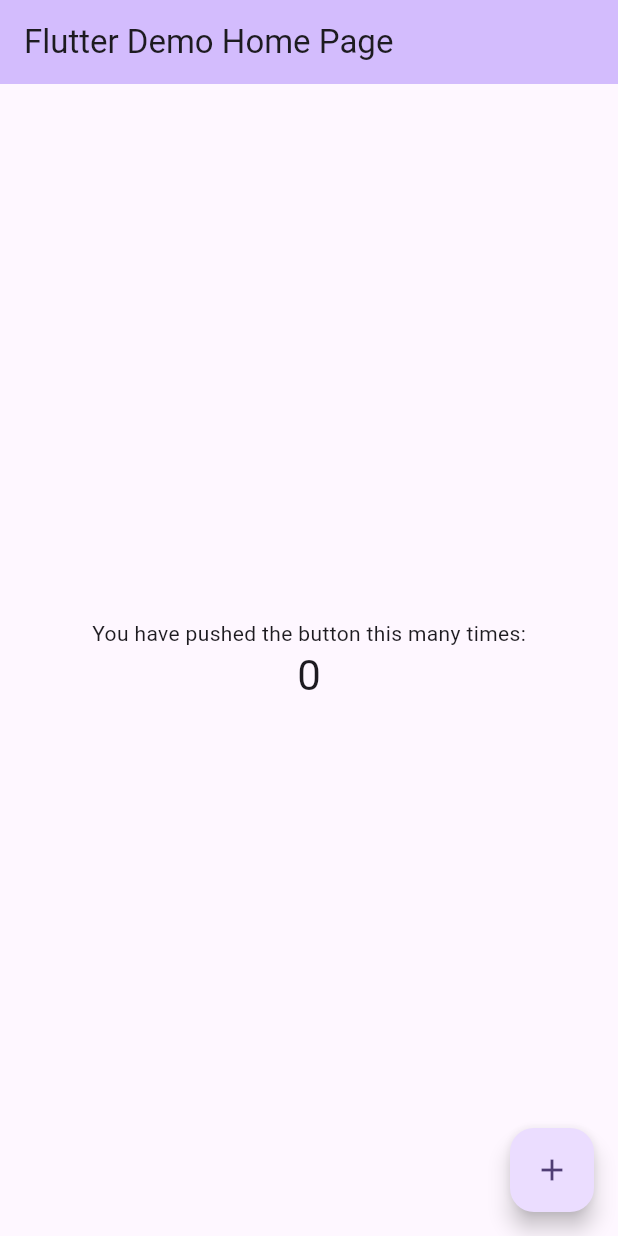
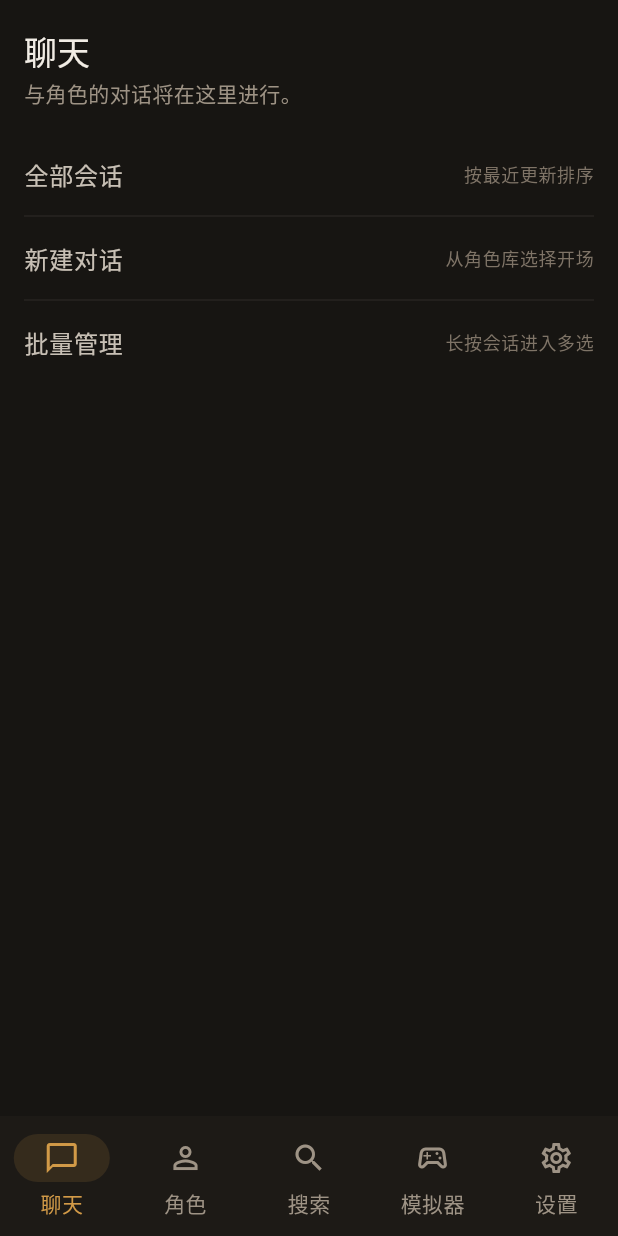
Before and after one commit to Penumbra-Noviter/conver-system, a Flutter app: the screen it shows after launch, on a phone screen of 412 x 824 dp. Run offline on Flutter 3.47's test engine with Material 3 defaults, Android fonts, the phone set to English and light mode, and no system bars; our stand-ins replace drift, drift_flutter; accounts and stored records are empty; generated files the repository leaves out were written again.

Commit message:
feat: M0-04 底部导航壳（5 tab 中文案 + provider 状态 + 显式 ThemeMode.dark 入口）
- lib/app.dart：ConverApp 入口装配——provider 注入 ShellNavigation + MaterialApp 主题（ConverTheme.dark() + 显式 themeMode: ThemeMode.dark）
- lib/main.dart：counter 模板改写为 runApp(ConverApp())
- lib/view_models/shell_navigation.dart：ShellTab 五目的地枚举（聊天/角色/搜索/模拟器/设置）+ ShellNavigation ChangeNotifier（current/index/select，重复选择不重复通知）
- lib/views/home_shell.dart：NavigationBar 5 tab 壳（线性图标 + T02 NavigationBarTheme 选中态），body 按目的地切换
- lib/views/{chat,characters,search,simulators,settings}/：中文占位视图（PlaceholderGroup 共用骨架，ink 四级 + 1px 分割，§5.2 去 AI 味）
- test/views/home_shell_test.dart：G0.2b 壳冒烟（深色主题锚点 + 5 目的地文案 + 依次 tap 选中态/provider 状态/body 三方一致 + notifyListeners 计数）
- 删除模板 test/widget_test.dart 与已落位目录的 .gitkeep（lib/views/profile/.gitkeep 保留，M5 收口）

```diff
--- /dev/null
+++ b/lib/app.dart
@@ -0,0 +1,29 @@
+import 'package:flutter/material.dart';
+import 'package:provider/provider.dart';
+
+import 'theme/conver_theme.dart';
+import 'view_models/shell_navigation.dart';
+import 'views/home_shell.dart';
+
+/// 应用根组件（入口层）：provider 装配 + MaterialApp 主题注入。
+///
+/// 主题经显式 [ThemeMode.dark] 注入，不跟随系统深浅色切换，保证 M0
+/// 视觉基线（Warm Stone 深色）始终生效；导航状态在入口装配，全局可读。
+class ConverApp extends StatelessWidget {
+  const ConverApp({super.key});
+
+  @override
+  Widget build(BuildContext context) {
+    return MultiProvider(
+      providers: [
+        ChangeNotifierProvider(create: (_) => ShellNavigation()),
+      ],
+      child: MaterialApp(
+        title: '汇流',
+        theme: ConverTheme.dark(),
+        themeMode: ThemeMode.dark,
+        home: const HomeShell(),
+      ),
+    );
+  }
+}
--- a/lib/main.dart
+++ b/lib/main.dart
@@ -1,122 +1,7 @@
-import 'package:flutter/material.dart';
+import 'package:flutter/widgets.dart';
+
+import 'app.dart';
 
 void main() {
-  runApp(const MyApp());
+  runApp(const ConverApp());
 }
-
-class MyApp extends StatelessWidget {
-  const MyApp({super.key});
-
-  // This widget is the root of your application.
-  @override
-  Widget build(BuildContext context) {
-    return MaterialApp(
-      title: 'Flutter Demo',
-      theme: ThemeData(
-        // This is the theme of your application.
-        //
-        // TRY THIS: Try running your application with "flutter run". You'll see
-        // the application has a purple toolbar. Then, without quitting the app,
-        // try changing the seedColor in the colorScheme below to Colors.green
-        // and then invoke "hot reload" (save your changes or press the "hot
-        // reload" button in a Flutter-supported IDE, or press "r" if you used
-        // the command line to start the app).
-        //
-        // Notice that the counter didn't reset back to zero; the application
-        // state is not lost during the reload. To reset the state, use hot
-        // restart instead.
-        //
-        // This works for code too, not just values: Most code changes can be
-        // tested with just a hot reload.
-        colorScheme: .fromSeed(seedColor: Colors.deepPurple),
-      ),
-      home: const MyHomePage(title: 'Flutter Demo Home Page'),
-    );
-  }
-}
-
-class MyHomePage extends StatefulWidget {
-  const MyHomePage({super.key, required this.title});
-
-  // This widget is the home page of your application. It is stateful, meaning
-  // that it has a State object (defined below) that contains fields that affect
-  // how it looks.
-
-  // This class is the configuration for the state. It holds the values (in this
-  // case the title) provided by the parent (in this case the App widget) and
-  // used by the build method of the State. Fields in a Widget subclass are
-  // always marked "final".
-
-  final String title;
-
-  @override
-  State<MyHomePage> createState() => _MyHomePageState();
-}
-
-class _MyHomePageState extends State<MyHomePage> {
-  int _counter = 0;
-
-  void _incrementCounter() {
-    setState(() {
-      // This call to setState tells the Flutter framework that something has
-      // changed in this State, which causes it to rerun the build method below
-      // so that the display can reflect the updated values. If we changed
-      // _counter without calling setState(), then the build method would not be
-      // called again, and so nothing would appear to happen.
-      _counter++;
-    });
-  }
-
-  @override
-  Widget build(BuildContext context) {
-    // This method is rerun every time setState is called, for instance as done
-    // by the _incrementCounter method above.
-    //
-    // The Flutter framework has been optimized to make rerunning build methods
-    // fast, so that you can just rebuild anything that needs updating rather
-    // than having to individually change instances of widgets.
-    return Scaffold(
-      appBar: AppBar(
-        // TRY THIS: Try changing the color here to a specific color (to
-        // Colors.amber, perhaps?) and trigger a hot reload to see the AppBar
-        // change color while the other colors stay the same.
-        backgroundColor: Theme.of(context).colorScheme.inversePrimary,
-        // Here we take the value from the MyHomePage object that was created by
-        // the App.build method, and use it to set our appbar title.
-        title: Text(widget.title),
-      ),
-      body: Center(
-        // Center is a layout widget. It takes a single child and positions it
-        // in the middle of the parent.
-        child: Column(
-          // Column is also a layout widget. It takes a list of children and
-          // arranges them vertically. By default, it sizes itself to fit its
-          // children horizontally, and tries to be as tall as its parent.
-          //
-          // Column has various properties to control how it sizes itself and
-          // how it positions its children. Here we use mainAxisAlignment to
-          // center the children vertically; the main axis here is the vertical
-          // axis because Columns are vertical (the cross axis would be
-          // horizontal).
-          //
-          // TRY THIS: Invoke "debug painting" (choose the "Toggle Debug Paint"
-          // action in the IDE, or press "p" in the console), to see the
-          // wireframe for each widget.
-          mainAxisAlignment: .center,
-          children: [
-            const Text('You have pushed the button this many times:'),
-            Text(
-              '$_counter',
-              style: Theme.of(context).textTheme.headlineMedium,
-            ),
-          ],
-        ),
-      ),
-      floatingActionButton: FloatingActionButton(
-        onPressed: _incrementCounter,
-        tooltip: 'Increment',
-        child: const Icon(Icons.add),
-      ),
-    );
-  }
-}
--- /dev/null
+++ b/lib/view_models/shell_navigation.dart
@@ -0,0 +1,37 @@
+import 'package:flutter/foundation.dart';
+
+/// 底部导航的五个目的地（设计文档 §6 信息架构：设置独立 tab）。
+enum ShellTab {
+  chat('聊天'),
+  characters('角色'),
+  search('搜索'),
+  simulators('模拟器'),
+  settings('设置');
+
+  const ShellTab(this.label);
+
+  /// 底部导航标签与占位页标题共用的中文文案锚点。
+  final String label;
+}
+
+/// HomeShell 的导航状态：持有当前目的地，供底部导航与后续深层页面复用。
+///
+/// M0 由 app 层经 provider 注入；tap 切换经 [notifyListeners] 路径驱动 UI 重建。
+class ShellNavigation extends ChangeNotifier {
+  ShellTab _current = ShellTab.chat;
+
+  /// 当前目的地（默认落在首个 tab：聊天）。
+  ShellTab get current => _current;
+
+  /// 当前目的地索引（与 [ShellTab.values] 顺序一致）。
+  int get index => _current.index;
+
+  /// 切换到 [tab]；重复选择当前目的地时不重复通知。
+  void select(ShellTab tab) {
+    if (tab == _current) {
+      return;
+    }
+    _current = tab;
+    notifyListeners();
+  }
+}
--- /dev/null
+++ b/lib/views/characters/characters_view.dart
@@ -0,0 +1,21 @@
+import 'package:flutter/material.dart';
+
+import '../../widgets/placeholder_group.dart';
+
+/// 角色占位视图（M1 接入角色库后由真实页面替换）。
+class CharactersView extends StatelessWidget {
+  const CharactersView({super.key});
+
+  @override
+  Widget build(BuildContext context) {
+    return const PlaceholderGroup(
+      title: '角色',
+      description: '角色库将在这里展示，可导入与管理角色卡。',
+      items: [
+        PlaceholderItem('全部角色', '名称与简介一览'),
+        PlaceholderItem('导入角色卡', 'V2 角色卡解析'),
+        PlaceholderItem('批量管理', '长按角色进入多选'),
+      ],
+    );
+  }
+}
--- /dev/null
+++ b/lib/views/chat/chat_view.dart
@@ -0,0 +1,21 @@
+import 'package:flutter/material.dart';
+
+import '../../widgets/placeholder_group.dart';
+
+/// 聊天占位视图（M1 接入会话列表后由真实页面替换）。
+class ChatView extends StatelessWidget {
+  const ChatView({super.key});
+
+  @override
+  Widget build(BuildContext context) {
+    return const PlaceholderGroup(
+      title: '聊天',
+      description: '与角色的对话将在这里进行。',
+      items: [
+        PlaceholderItem('全部会话', '按最近更新排序'),
+        PlaceholderItem('新建对话', '从角色库选择开场'),
+        PlaceholderItem('批量管理', '长按会话进入多选'),
+      ],
+    );
+  }
+}
--- /dev/null
+++ b/lib/views/home_shell.dart
@@ -0,0 +1,50 @@
+import 'package:flutter/material.dart';
+import 'package:provider/provider.dart';
+
+import '../view_models/shell_navigation.dart';
+import 'chat/chat_view.dart';
+import 'characters/characters_view.dart';
+import 'search/search_view.dart';
+import 'settings/settings_view.dart';
+import 'simulators/simulators_view.dart';
+
+/// 应用主壳：底部导航 5 tab（设计文档 §6 信息架构）+ 正文区按当前目的地切换。
+///
+/// 当前目的地由 [ShellNavigation]（provider 注入）持有；选中态视觉走
+/// T02 的 NavigationBarTheme（琥珀 accent 指示器与图标文字色）。
+class HomeShell extends StatelessWidget {
+  const HomeShell({super.key});
+
+  @override
+  Widget build(BuildContext context) {
+    final navigation = context.watch<ShellNavigation>();
+    return Scaffold(
+      body: switch (navigation.current) {
+        ShellTab.chat => const ChatView(),
+        ShellTab.characters => const CharactersView(),
+        ShellTab.search => const SearchView(),
+        ShellTab.simulators => const SimulatorsView(),
+        ShellTab.settings => const SettingsView(),
+      },
+      bottomNavigationBar: NavigationBar(
+        selectedIndex: navigation.index,
+        onDestinationSelected: (index) {
+          context.read<ShellNavigation>().select(ShellTab.values[index]);
+        },
+        destinations: [
+          for (final tab in ShellTab.values)
+            NavigationDestination(icon: Icon(_iconFor(tab)), label: tab.label),
+        ],
+      ),
+    );
+  }
+
+  /// 克制线性图标语义（§5.2：禁 emoji 图标，统一线性图标）。
+  static IconData _iconFor(ShellTab tab) => switch (tab) {
+        ShellTab.chat => Icons.chat_bubble_outline,
+        ShellTab.characters => Icons.person_outline,
+        ShellTab.search => Icons.search,
+        ShellTab.simulators => Icons.sports_esports_outlined,
+        ShellTab.settings => Icons.settings_outlined,
+      };
+}
--- /dev/null
+++ b/lib/views/search/search_view.dart
@@ -0,0 +1,20 @@
+import 'package:flutter/material.dart';
+
+import '../../widgets/placeholder_group.dart';
+
+/// 搜索占位视图（M1 接入全文检索后由真实页面替换）。
+class SearchView extends StatelessWidget {
+  const SearchView({super.key});
+
+  @override
+  Widget build(BuildContext context) {
+    return const PlaceholderGroup(
+      title: '搜索',
+      description: '跨会话与角色的全文检索将在这里提供。',
+      items: [
+        PlaceholderItem('全局搜索', '会话与角色一并检索'),
+        PlaceholderItem('搜索历史', '保留最近的查询记录'),
+      ],
+    );
+  }
+}
--- /dev/null
+++ b/lib/views/settings/settings_view.dart
@@ -0,0 +1,26 @@
+import 'package:flutter/material.dart';
+
+import '../../widgets/placeholder_group.dart';
+
+/// 设置占位视图（分组结构对齐设计文档 §6，后续里程碑逐步开放）。
+class SettingsView extends StatelessWidget {
+  const SettingsView({super.key});
+
+  @override
+  Widget build(BuildContext context) {
+    return const PlaceholderGroup(
+      title: '设置',
+      description: '应用配置集中管理，各分组将逐步开放。',
+      items: [
+        PlaceholderItem('API 配置', '服务地址与密钥'),
+        PlaceholderItem('默认模型', '供应商与模型选择'),
+        PlaceholderItem('对话', '生成参数与行为'),
+        PlaceholderItem('主题', '深色为当前视觉基线'),
+        PlaceholderItem('模板变量', '自定义注入变量'),
+        PlaceholderItem('用户手册', '使用说明'),
+        PlaceholderItem('关于', '版本信息'),
+        PlaceholderItem('桌面版说明', '桌面端获取指引'),
+      ],
+    );
+  }
+}
--- /dev/null
+++ b/lib/views/simulators/simulators_view.dart
@@ -0,0 +1,20 @@
+import 'package:flutter/material.dart';
+
+import '../../widgets/placeholder_group.dart';
+
+/// 模拟器占位视图（M5 接入模拟器运行时后由真实页面替换，ADR-0002）。
+class SimulatorsView extends StatelessWidget {
+  const SimulatorsView({super.key});
+
+  @override
+  Widget build(BuildContext context) {
+    return const PlaceholderGroup(
+      title: '模拟器',
+      description: '交互式模拟器将在这里运行。',
+      items: [
+        PlaceholderItem('模拟器列表', '已配置的模拟器一览'),
+        PlaceholderItem('运行方式', '内嵌 WebView · 隔离运行时'),
+      ],
+    );
+  }
+}
--- /dev/null
+++ b/lib/widgets/placeholder_group.dart
@@ -0,0 +1,86 @@
+import 'package:flutter/material.dart';
+
+import '../theme/colors.dart';
+
+/// 占位视图共用骨架：页标题 + 一句话说明 + 分隔线信息组。
+///
+/// 仅服务 M0 的五个空壳占位页（后续里程碑由真实页面替换）。视觉遵循
+/// 设计文档 §5.2：无渐变、无发光、无大圆角果冻卡，以 1px 边框分割与
+/// 四级 ink 文字层级呈现"专业工具感"。
+class PlaceholderGroup extends StatelessWidget {
+  const PlaceholderGroup({
+    super.key,
+    required this.title,
+    required this.description,
+    required this.items,
+  });
+
+  /// 页面标题（与所属 tab 的中文文案一致，测试锚点）。
+  final String title;
+
+  /// 一句话说明当前占位页的用途。
+  final String description;
+
+  /// 计划落地的内容分组，逐行展示。
+  final List<PlaceholderItem> items;
+
+  @override
+  Widget build(BuildContext context) {
+    final textTheme = Theme.of(context).textTheme;
+    return SafeArea(
+      child: ListView(
+        padding: const EdgeInsets.fromLTRB(
+          ConverSpacing.space4,
+          ConverSpacing.space5,
+          ConverSpacing.space4,
+          ConverSpacing.space6,
+        ),
+        children: [
+          Text(
+            title,
+            style: textTheme.titleLarge?.copyWith(color: ConverColors.ink1),
+          ),
+          const SizedBox(height: ConverSpacing.space1),
+          Text(
+            description,
+            style: textTheme.bodyMedium?.copyWith(color: ConverColors.ink3),
+          ),
+          const SizedBox(height: ConverSpacing.space6),
+          for (var i = 0; i < items.length; i++) ...[
+            Padding(
+              padding: const EdgeInsets.symmetric(vertical: ConverSpacing.space2),
+              child: Row(
+                children: [
+                  Expanded(
+                    child: Text(
+                      items[i].label,
+                      style: textTheme.bodyLarge?.copyWith(color: ConverColors.ink2),
+                    ),
+                  ),
+                  const SizedBox(width: ConverSpacing.space2),
+                  Text(
+                    items[i].note,
+                    style: textTheme.bodySmall?.copyWith(color: ConverColors.ink4),
+                  ),
+                ],
+              ),
+            ),
+            if (i != items.length - 1)
+              const Divider(thickness: 1, color: ConverColors.border),
+          ],
+        ],
+      ),
+    );
+  }
+}
+
+/// 信息组的单行条目：左侧条目名，右侧状态备注。
+class PlaceholderItem {
+  const PlaceholderItem(this.label, this.note);
+
+  /// 条目名（计划落地的分组或能力）。
+  final String label;
+
+  /// 状态备注（当前为占位说明）。
+  final String note;
+}
```
Also changed, not shown: 9 other files.
